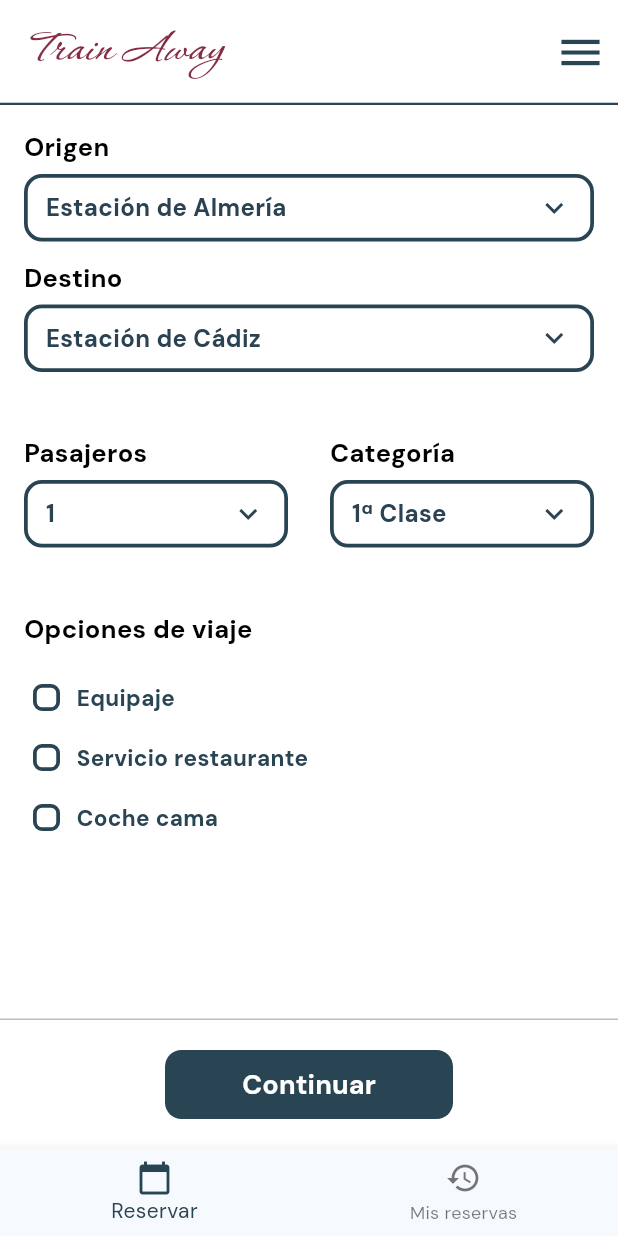
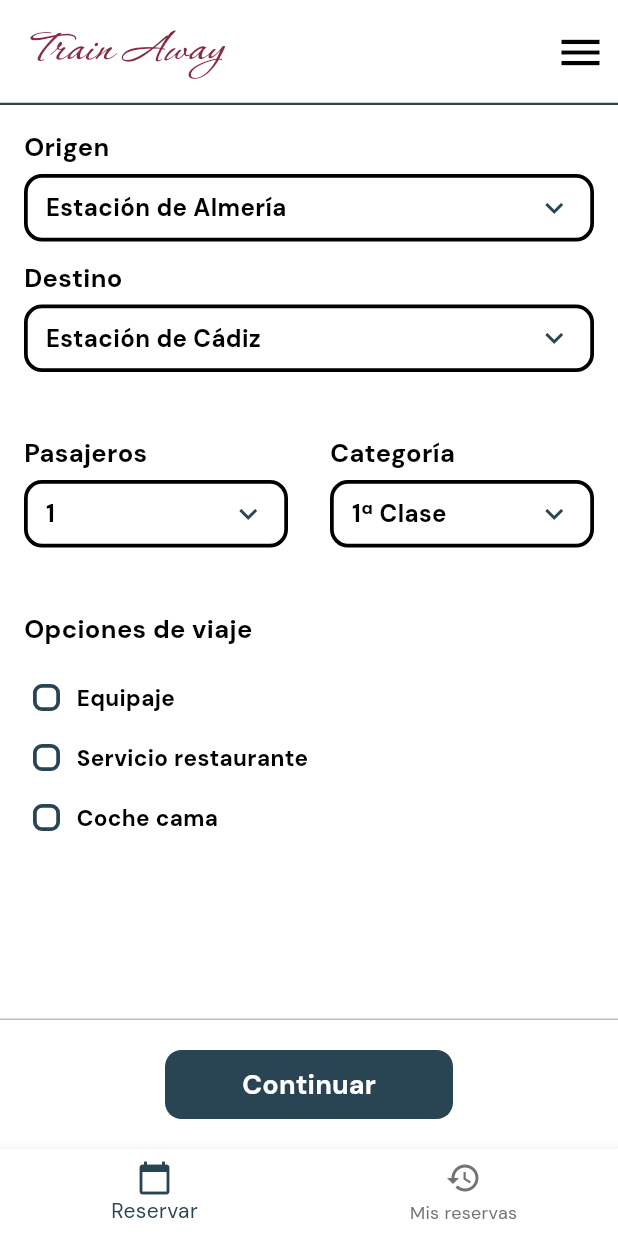
Before and after one commit to Perales33/Train_Away, a Flutter app: the screen it shows after launch, on a phone screen of 412 x 824 dp. Run offline on Flutter 3.47's test engine with Material 3 defaults, Android fonts, the phone set to English and light mode, and no system bars; our stand-ins replace go_router, shared_preferences, syncfusion_flutter_datepicker; missing offline and left inert: syncfusion_localizations.

Commit message:
fix: cambios de colores en paletas de colores

```diff
--- a/lib/core/configs/app_theme.dart
+++ b/lib/core/configs/app_theme.dart
@@ -1 +1,101 @@
-mixin AppTheme {}
+// lib/core/configs/app_theme.dart
+
+import 'package:flutter/material.dart';
+import 'package:train_away/theme/app_colors.dart';
+
+abstract final class AppTheme {
+  static const Color _darkBackground = Color(0xFF121212);
+  static const Color _darkSurface = Color(0xFF1E1E1E);
+
+  static ThemeData get light {
+    const scheme = ColorScheme(
+      brightness: Brightness.light,
+      primary: AppColors.navy,
+      onPrimary: AppColors.white,
+      secondary: AppColors.burgundy,
+      onSecondary: AppColors.white,
+      error: Color(0xFFB3261E),
+      onError: AppColors.white,
+      surface: AppColors.white,
+      onSurface: AppColors.black,
+      outline: AppColors.navy,
+      outlineVariant: AppColors.divider,
+      shadow: AppColors.white,
+      scrim: AppColors.black,
+      inverseSurface: AppColors.navy,
+      onInverseSurface: AppColors.white,
+      inversePrimary: AppColors.burgundy,
+      surfaceTint: AppColors.navy,
+      surfaceContainerHigh: AppColors.surfaceGrey,
+    );
+
+    return ThemeData(
+      useMaterial3: true,
+      brightness: Brightness.light,
+      fontFamily: 'DM Sans',
+      colorScheme: scheme,
+      scaffoldBackgroundColor: AppColors.white,
+      appBarTheme: const AppBarTheme(
+        backgroundColor: AppColors.white,
+        foregroundColor: AppColors.navy,
+        surfaceTintColor: AppColors.white,
+      ),
+      bottomNavigationBarTheme: const BottomNavigationBarThemeData(
+        backgroundColor: AppColors.white,
+        selectedItemColor: AppColors.navy,
+        unselectedItemColor: AppColors.muted,
+      ),
+      cardTheme: const CardThemeData(
+        color: AppColors.white,
+        surfaceTintColor: AppColors.white,
+      ),
+      dividerColor: AppColors.divider,
+    );
+  }
+
+  static ThemeData get dark {
+    const scheme = ColorScheme(
+      brightness: Brightness.dark,
+      primary: AppColors.navy,
+      onPrimary: _darkBackground,
+      secondary: AppColors.burgundy,
+      onSecondary: AppColors.white,
+      error: Color(0xFFCF6679),
+      onError: AppColors.black,
+      surface: _darkBackground,
+      onSurface: AppColors.white,
+      outline: AppColors.grey,
+      outlineVariant: AppColors.muted,
+      shadow: AppColors.black,
+      scrim: AppColors.white,
+      inverseSurface: AppColors.white,
+      onInverseSurface: AppColors.black,
+      inversePrimary: AppColors.burgundy_ligth,
+      surfaceTint: AppColors.navy,
+      surfaceContainerHigh: AppColors.muted,
+    );
+
+    return ThemeData(
+      useMaterial3: true,
+      brightness: Brightness.dark,
+      fontFamily: 'DM Sans',
+      colorScheme: scheme,
+      scaffoldBackgroundColor: _darkBackground,
+      appBarTheme: const AppBarTheme(
+        backgroundColor: _darkBackground,
+        foregroundColor: AppColors.white,
+        surfaceTintColor: _darkBackground,
+      ),
+      bottomNavigationBarTheme: const BottomNavigationBarThemeData(
+        backgroundColor: _darkBackground,
+        selectedItemColor: AppColors.white,
+        unselectedItemColor: AppColors.grey,
+      ),
+      cardTheme: const CardThemeData(
+        color: _darkSurface,
+        surfaceTintColor: _darkSurface,
+      ),
+      dividerColor: AppColors.muted,
+    );
+  }
+}
--- a/lib/main.dart
+++ b/lib/main.dart
@@ -12,12 +12,15 @@ import 'package:train_away/pages/reservar_pages/date_time_page.dart';
 import 'package:train_away/pages/reservar_pages/reservation_confirmed.dart';
 import 'package:train_away/pages/reservar_pages/success_page.dart';
 import 'package:train_away/pages/reservar_pages/form_page.dart';
+import 'package:train_away/pages/settings_pages/setting_page.dart';
 import 'package:train_away/providers/last_train_provider.dart';
 import 'package:train_away/providers/reservas_provider.dart';
+import 'package:train_away/providers/theme_provider.dart';
 import 'package:train_away/theme/app_colors.dart';
 import 'package:train_away/widgets/navegation/bottom_nav_bar.dart';
 import 'package:train_away/widgets/navegation/top_banner.dart';
 import 'package:train_away/navigation/reserva_reinicio.dart';
+import 'package:train_away/core/configs/app_theme.dart';
 
 // Inicia la aplicación Train Away.
 void main() => runApp(
@@ -29,7 +32,8 @@ void main() => runApp(
         // Leslie: Esto lo he añadido para probar los preferences y la carga de datos
         // (Puedes modificar la parte de ReservasMemory con la clase que tengas tú)
         create: (_) => ReservasProvider(ReservasMemoryDatabase.instance)..chargeReservas(),
-      )
+      ),
+      ChangeNotifierProvider(create: (_) => ThemeProvider())
     ],
     child: const TrainAwayApp(),
   ),
@@ -88,7 +92,23 @@ final _router = GoRouter(
             ),
           ]
         ),
+      ],
+    ),
 
+    // --- Sección 'Ajustes' ---
+    ShellRoute(
+      builder: (context, state, child) => Scaffold(
+        appBar: AppBanner(
+          onLogoTap: () => reiniciarReserva(context),
+        ),
+        body: child,
+        bottomNavigationBar: const BottomNavBar()
+      ),
+      routes: [
+        GoRoute(
+          path: '/ajustes',
+          builder: (context, state) => SettingsPage(),
+        ),
       ],
     ),
   ],
@@ -99,7 +119,9 @@ class TrainAwayApp extends StatelessWidget {
 
   // Widget de la aplicación
   @override
-  Widget build(BuildContext context) => MaterialApp.router(
+  Widget build(BuildContext context) {
+    final themeMode = context.watch<ThemeProvider>().themeMode;
+    return MaterialApp.router(
       title: 'Train Away',
       debugShowCheckedModeBanner: false,
 
@@ -114,14 +136,9 @@ class TrainAwayApp extends StatelessWidget {
         GlobalCupertinoLocalizations.delegate,
         SfGlobalLocalizations.delegate,
       ],
-    theme: ThemeData(
-      useMaterial3: true,
-      scaffoldBackgroundColor: AppColors.white,
-      colorScheme: ColorScheme.fromSeed(
-        seedColor: AppColors.navy,
-        primary: AppColors.navy,
-      ),
-      fontFamily: 'DM Sans',
-    ),
+      themeMode: themeMode,
+      theme: AppTheme.light,
+      darkTheme: AppTheme.dark,
     );
   }
+}
--- a/lib/pages/reservar_pages/form_page.dart
+++ b/lib/pages/reservar_pages/form_page.dart
@@ -4,7 +4,6 @@ import 'package:train_away/models/clases_mock/travel_category.dart';
 import 'package:train_away/models/clases_mock/travel_option.dart';
 import 'package:train_away/models/clases_mock/stations.dart';
 import 'package:train_away/mocks/mock_service.dart';
-import 'package:train_away/theme/app_colors.dart';
 import 'package:train_away/widgets/elements_styles/form_dropdown.dart';
 import 'package:train_away/widgets/elements_styles/form_field_label.dart';
 import 'package:train_away/models/clases_reserva/reserva_model.dart';
@@ -112,17 +111,9 @@ class _FormPageState extends State<FormPage> {
     final stationNames = _stations.map((station) => station.name).toList();
     final categoryNames = _categories.map((category) => category.name).toList();
 
-    final origen = stationNames.contains(reserva.origen)
-        ? reserva.origen
-        : stationNames.first;
-    final destino =
-        stationNames.contains(reserva.destino) && reserva.destino != origen
-        ? reserva.destino
-        : stationNames.firstWhere((name) => name != origen);
-
-    final categoria = categoryNames.contains(reserva.categoria)
-        ? reserva.categoria
-        : categoryNames.first;
+    final origen = stationNames.contains(reserva.origen) ? reserva.origen : stationNames.first;
+    final destino = stationNames.contains(reserva.destino) && reserva.destino != origen ? reserva.destino : stationNames.firstWhere((name) => name != origen);
+    final categoria = categoryNames.contains(reserva.categoria) ? reserva.categoria : categoryNames.first;
 
     return Scaffold(
       body: Column(
@@ -215,6 +206,7 @@ class _FormPageState extends State<FormPage> {
 
   // Construye una opción seleccionable para personalizar el viaje.
   Widget _option(BuildContext context, String label, bool selected) {
+    final colors = Theme.of(context).colorScheme;
     return InkWell(
       onTap: () {
         context.read<ReservaModel>().setOpcion(label, !selected);
@@ -231,8 +223,9 @@ class _FormPageState extends State<FormPage> {
                 onChanged: (value) {
                   context.read<ReservaModel>().setOpcion(label, value ?? false);
                 },
-                activeColor: AppColors.navy,
-                side: const BorderSide(color: AppColors.navy, width: 2.5),
+                activeColor: colors.primary,
+                checkColor: colors.onPrimary,
+                side:  BorderSide(color: colors.outline, width: 2.5),
                 shape: RoundedRectangleBorder(
                   borderRadius: BorderRadius.circular(6),
                 ),
@@ -243,8 +236,8 @@ class _FormPageState extends State<FormPage> {
 
             Text(
               label,
-              style: const TextStyle(
-                color: AppColors.navy,
+              style: TextStyle(
+                color: colors.onSurface,
                 fontWeight: FontWeight.w600,
                 fontSize: 15,
               ),
--- /dev/null
+++ b/lib/providers/theme_provider.dart
@@ -0,0 +1,12 @@
+import 'package:flutter/material.dart';
+
+class ThemeProvider extends ChangeNotifier {
+  ThemeMode _themeMode = ThemeMode.light;
+
+  ThemeMode get themeMode => _themeMode;
+
+  void toggleTheme() {
+    _themeMode = _themeMode == ThemeMode.light ? ThemeMode.dark : ThemeMode.light;
+    notifyListeners();
+  }
+}
--- a/lib/theme/app_colors.dart
+++ b/lib/theme/app_colors.dart
@@ -12,4 +12,5 @@ abstract final class AppColors {
   static const divider = Color(0xFFBDBDBD);
   static const surfaceGrey = Color(0xFFE7E6E7);
   static const darkColor = Color(0xFF2a4252);
+  static const burgundy_ligth = Color(0xFFDF134D);
 }
--- a/lib/widgets/elements_styles/bottom_button.dart
+++ b/lib/widgets/elements_styles/bottom_button.dart
@@ -1,6 +1,4 @@
 import 'package:flutter/material.dart';
-
-import 'package:train_away/theme/app_colors.dart';
 
 // Widget que coloca un botón en la parte inferior de las pantallas.
 class AppBottomButton extends StatelessWidget {
@@ -17,11 +15,14 @@ class AppBottomButton extends StatelessWidget {
 
   // Construye el contenedor inferior y el estilo de botón solicitado.
   @override
-  Widget build(BuildContext context) => Container(
+  Widget build(BuildContext context)
+  {
+    final colors = Theme.of(context).colorScheme;
+    return Container(
       width: double.infinity,
       padding: const EdgeInsets.all(20),
-    decoration: const BoxDecoration(
-      border: Border(top: BorderSide(color: AppColors.divider)),
+      decoration: BoxDecoration(
+        border: Border(top: BorderSide(color: colors.outlineVariant)),
       ),
       child: Center(
         child: SizedBox(
@@ -31,8 +32,8 @@ class AppBottomButton extends StatelessWidget {
           child: outlined
               ? OutlinedButton(
                   style: OutlinedButton.styleFrom(
-                  foregroundColor: AppColors.navy,
-                  side: const BorderSide(color: AppColors.navy, width: 2.5),
+                    foregroundColor: colors.primary,
+                    side: BorderSide(color: colors.primary, width: 2.5),
                     shape: RoundedRectangleBorder(
                       borderRadius: BorderRadius.circular(11),
                     ),
@@ -42,7 +43,8 @@ class AppBottomButton extends StatelessWidget {
                 )
               : FilledButton(
                   style: FilledButton.styleFrom(
-                  backgroundColor: AppColors.navy,
+                    backgroundColor: colors.primary,
+                    foregroundColor: colors.onPrimary,
                     shape: RoundedRectangleBorder(
                       borderRadius: BorderRadius.circular(11),
                     ),
@@ -51,7 +53,7 @@ class AppBottomButton extends StatelessWidget {
                   child: Text(
                     label,
                     style: TextStyle(
-                    color: Colors.white,
+                      color: colors.onSecondary,
                       fontWeight: FontWeight.w800,
                       fontSize: 18,
                     ),
@@ -61,3 +63,4 @@ class AppBottomButton extends StatelessWidget {
       ),
     );
   }
+}
--- a/lib/widgets/elements_styles/form_dropdown.dart
+++ b/lib/widgets/elements_styles/form_dropdown.dart
@@ -1,5 +1,4 @@
 import 'package:flutter/material.dart';
-import 'package:train_away/theme/app_colors.dart';
 
 // Widget reutilizable para los campos desplegables de los formularios
 // (Origen, Destino, Clase, Personas, Horarios).
@@ -35,7 +34,9 @@ class _FormDropdownState<T> extends State<FormDropdown<T>> {
 
   // Construye el Widget empleado para los desplegables y la barra de desplazamiento.
   @override
-  Widget build(BuildContext context) => LayoutBuilder(
+  Widget build(BuildContext context) {
+    final colors = Theme.of(context).colorScheme;
+    return LayoutBuilder(
       builder: (context, constraints) {
         final width = constraints.maxWidth;
         final items = widget.values
@@ -49,8 +50,8 @@ class _FormDropdownState<T> extends State<FormDropdown<T>> {
                     child: Text(
                       item?.toString() ?? 'N/A',
                       overflow: TextOverflow.ellipsis,
-                    style: const TextStyle(
-                      color: AppColors.darkColor,
+                      style: TextStyle(
+                        color: colors.onSurface,
                         fontSize: 16,
                         fontWeight: FontWeight.w600,
                       ),
@@ -88,14 +89,14 @@ class _FormDropdownState<T> extends State<FormDropdown<T>> {
           crossAxisUnconstrained: false,
 
           style: MenuStyle(
-          backgroundColor: const WidgetStatePropertyAll(AppColors.white),
+            backgroundColor: WidgetStatePropertyAll(colors.onPrimary),
             padding: const WidgetStatePropertyAll(
               EdgeInsets.symmetric(vertical: 4),
             ),
             shape: WidgetStatePropertyAll(
               RoundedRectangleBorder(
                 borderRadius: BorderRadius.circular(12),
-              side: const BorderSide(color: AppColors.navy, width: 2),
+                side: BorderSide(color: colors.scrim, width: 2),
               ),
             ),
           ),
@@ -119,7 +120,7 @@ class _FormDropdownState<T> extends State<FormDropdown<T>> {
                 ),
 
                 decoration: BoxDecoration(
-                border: Border.all(color: AppColors.navy, width: 2.5),
+                  border: Border.all(color: colors.scrim, width: 2.5),
                   borderRadius: BorderRadius.circular(12),
                 ),
 
@@ -131,16 +132,16 @@ class _FormDropdownState<T> extends State<FormDropdown<T>> {
                             ? widget.hint!
                             : widget.value.toString(),
                         overflow: TextOverflow.ellipsis,
-                      style: const TextStyle(
-                        color: AppColors.darkColor,
+                        style: TextStyle(
+                          color: colors.onSurface,
                           fontSize: 16,
                           fontWeight: FontWeight.w600,
                         ),
                       ),
                     ),
-                  const Icon(
+                    Icon(
                       Icons.keyboard_arrow_down,
-                    color: AppColors.navy,
+                      color: colors.primary,
                     ),
                   ],
                 ),
@@ -151,3 +152,4 @@ class _FormDropdownState<T> extends State<FormDropdown<T>> {
       },
     );
   }
+}
--- a/lib/widgets/elements_styles/form_field_label.dart
+++ b/lib/widgets/elements_styles/form_field_label.dart
@@ -1,5 +1,4 @@
 import 'package:flutter/material.dart';
-import 'package:train_away/theme/app_colors.dart';
 
 // Widget que muestra el nombre o la descripción de un campo del formulario.
 class FormFieldLabel extends StatelessWidget {
@@ -10,15 +9,19 @@ class FormFieldLabel extends StatelessWidget {
 
   // Construye la etiqueta con el formato compartido por la aplicación.
   @override
-  Widget build(BuildContext context) => Padding(
+  Widget build(BuildContext context)
+  {
+    final colors = Theme.of(context).colorScheme;
+    return Padding(
       padding: const EdgeInsets.only(bottom: 6),
       child: Text(
         label,
-      style: const TextStyle(
+        style: TextStyle(
           fontSize: 17,
           fontWeight: FontWeight.w700,
-        color: AppColors.black,
+          color: colors.onSurface,
         ),
       ),
     );
   }
+}
--- a/lib/widgets/navegation/top_banner.dart
+++ b/lib/widgets/navegation/top_banner.dart
@@ -1,6 +1,6 @@
 import 'package:flutter/material.dart';
+import 'package:go_router/go_router.dart';
 import 'package:train_away/navigation/reserva_reinicio.dart';
-
 import 'package:train_away/theme/app_colors.dart';
 
 // Widget que muestra la barra superior común de la aplicación.
@@ -16,20 +16,23 @@ class AppBanner extends StatelessWidget implements PreferredSizeWidget {
 
   // Construye la barra con el título, la acción de navegación y el menú.
   @override
-  Widget build(BuildContext context) => AppBar(
+  Widget build(BuildContext context)
+  {
+    final colors = Theme.of(context).colorScheme;
+    return AppBar(
       toolbarHeight: 70,
-    backgroundColor: AppColors.white,
-    surfaceTintColor: AppColors.white,
+      backgroundColor: colors.surface,
+      surfaceTintColor: colors.surface,
       elevation: 0,
       automaticallyImplyLeading: false,
 
       // Logo de la aplicación que permite reiniciar los valores de la reserva y vuelve al formulario inicial
       title: GestureDetector(
         onTap: onLogoTap ?? () => reiniciarReserva(context),
-      child: const Text(
+        child: Text(
           'Train Away',
           style: TextStyle(
-          color: AppColors.burgundy,
+            color: colors.inversePrimary,
             fontSize: 32,
             fontFamily: 'Corinthia',
             fontStyle: FontStyle.italic,
@@ -41,13 +44,15 @@ class AppBanner extends StatelessWidget implements PreferredSizeWidget {
       // Acciones que aparecen al final de la barra.
       actions: [
         IconButton(
-        icon: const Icon(Icons.menu, size: 34, color: AppColors.navy),
-        onPressed: () {},
+          icon: Icon(Icons.menu, size: 34, color: colors.onSurface),
+          onPressed: () => context.go('/ajustes'),
         ),
       ],
 
-    shape: const Border(
-      bottom: BorderSide(color: AppColors.navy, width: 1.5),
+      shape: Border(
+        bottom: BorderSide(color: colors.outline, width: 1.5),
       ),
     );
   }
+
+}
```
Also changed, not shown: lib/pages/reservar_pages/confirmation_dialog.dart (+11 -10 lines), lib/pages/reservar_pages/date_time_page.dart (+16 -17 lines), lib/pages/reservar_pages/reservation_confirmed.dart (+25 -25 lines), lib/pages/reservar_pages/success_page.dart (+16 -13 lines), lib/pages/settings_pages/setting_page.dart (added, +32 -0 lines), flutter_01.png (added). Lines whose indentation alone changed are shown as unchanged.
